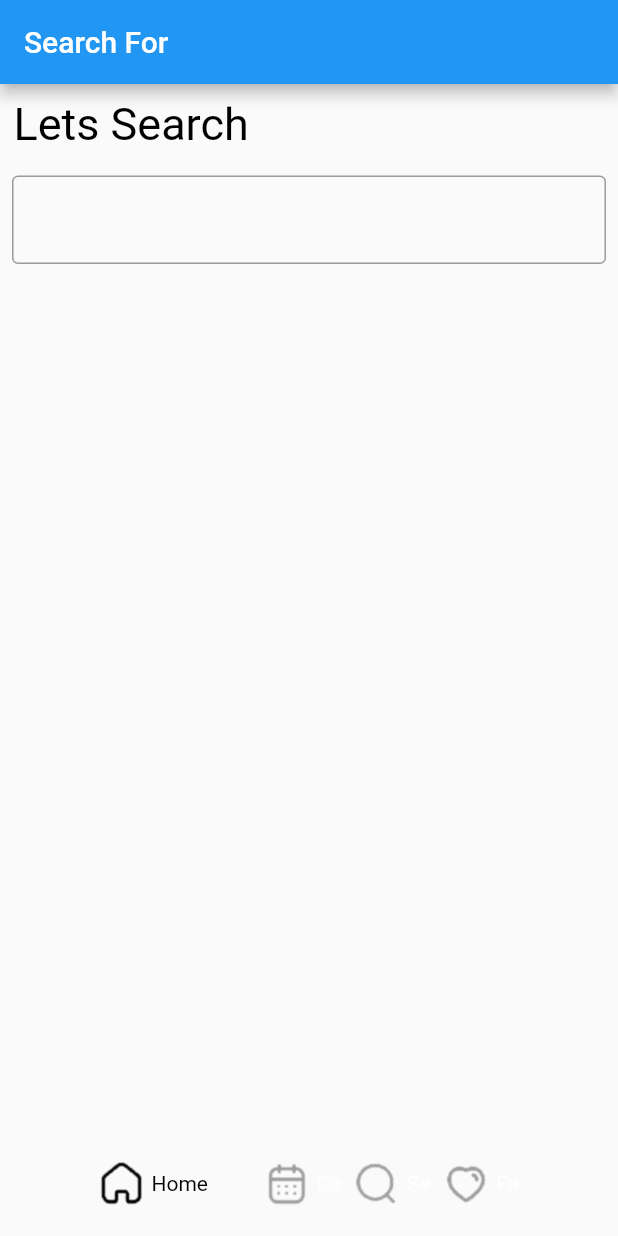
After one commit to sabowsla/trestest, a Flutter app: the screen it shows after launch, swiped to page 3, on a phone screen of 412 x 824 dp. The commit adds this screen. Run offline on Flutter 3.47's test engine with Material 2 defaults, Android fonts, the light colour scheme and no system bars.

Commit message:
updates to the search view

```diff
--- a/lib/nasa_view.dart
+++ b/lib/nasa_view.dart
@@ -1,5 +1,5 @@
 import 'package:flutter/material.dart';
-import 'package:trestest/favorites_view.dart';
+import 'package:trestest/search_view.dart';
 import 'package:trestest/header.dart';
 import 'package:trestest/home_view.dart';
 import 'package:trestest/nav_bar.dart';
@@ -90,7 +90,7 @@ class _NasaViewState extends State<NasaView> {
               children: [
                 const HomeView(),
                 const CalendarView(),
-                FavoritesView(favorites: favorites),
+                SearchView(favorites: favorites),
                 Column(
                   children: [
                     Header(nasaLogo: nasaLogo),
--- /dev/null
+++ b/lib/search_view.dart
@@ -0,0 +1,69 @@
+import 'package:flutter/material.dart';
+import 'package:trestest/funcs.dart';
+import 'package:trestest/results.dart';
+
+class SearchView extends StatefulWidget {
+  final List<ResultData>? favorites;
+  const SearchView({Key? key, this.favorites}) : super(key: key);
+
+  @override
+  State<SearchView> createState() => _SearchViewState();
+}
+
+class _SearchViewState extends State<SearchView> {
+  List<ResultData> results = [];
+
+  void onChange(String search) async {
+    print("Searching for");
+    results = await getGifs(search);
+    setState(() {});
+  }
+
+  @override
+  Widget build(BuildContext context) {
+    return Scaffold(
+      appBar: AppBar(
+        title: const Text("Search For"),
+      ),
+      body: widget.favorites!.isEmpty
+          ? ListView(
+
+              children: [
+                Container(
+                  padding: const EdgeInsets.all(9),
+                  child: const Text(
+                    "Lets Search",
+                    style: TextStyle(
+                      color: Colors.black,
+                      fontSize: 30,
+                    ),
+                  ),
+                ),
+                Padding(
+                  padding: const EdgeInsets.all(8.0),
+                  child: TextFormField(
+                    onChanged: (String search) {
+                      onChange(search);
+                    },
+                    decoration: const InputDecoration(
+                      border: OutlineInputBorder(),
+                    ),
+                  ),
+                ),
+                ...results
+                    .map((e) => ResultView(
+                          resultData: e,
+                        ))
+                    .toList(),
+              ],
+            )
+          : ListView(
+              children: widget.favorites!
+                  .map((e) => ResultView(
+                        resultData: e,
+                      ))
+                  .toList(),
+            ),
+    );
+  }
+}
```
Also changed, not shown: lib/favorites_view.dart (deleted, +0 -58 lines).
